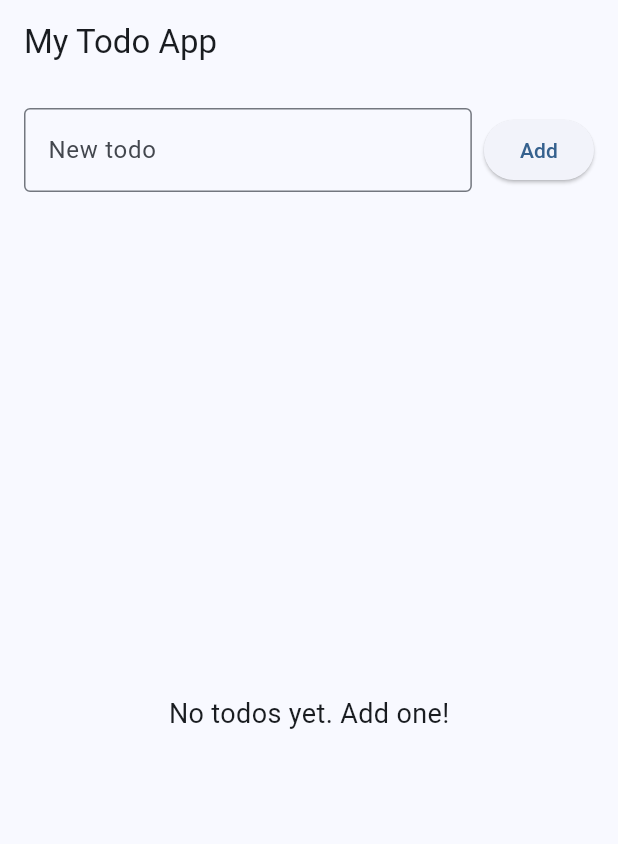
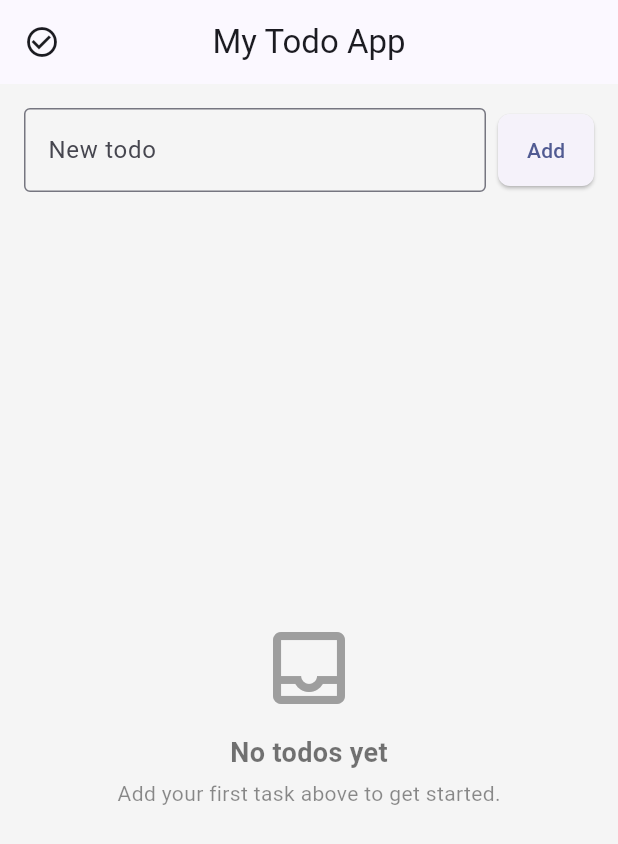
Before and after one commit to kasbadji/flutter_todoList, a Flutter app: the screen it shows after launch, on a phone screen of 412 x 824 dp. Shown: the top 844 px of the screen. Run offline on Flutter 3.47's test engine with Material 3 defaults, Android fonts, the phone set to English and light mode, and no system bars.

Commit message:
structure project, input+add button, checkbox, delete button, UI

```diff
--- a/lib/main.dart
+++ b/lib/main.dart
@@ -13,10 +13,23 @@ class MyApp extends StatelessWidget {
     return MaterialApp(
       debugShowCheckedModeBanner: false,
       title: 'Todo App',
-      theme: ThemeData(
-        colorScheme: ColorScheme.fromSeed(seedColor: Colors.blue),
-        useMaterial3: true,
-      ),
+        theme: ThemeData(
+          useMaterial3: true,
+          colorScheme: ColorScheme.fromSeed(seedColor: Colors.indigo),
+          scaffoldBackgroundColor: const Color(0xFFF5F5F5),
+          appBarTheme: const AppBarTheme(
+            centerTitle: true,
+            elevation: 0,
+          ),
+          elevatedButtonTheme: ElevatedButtonThemeData(
+            style: ElevatedButton.styleFrom(
+              padding: const EdgeInsets.symmetric(horizontal: 16, vertical: 14),
+              shape: RoundedRectangleBorder(
+                borderRadius: BorderRadius.circular(8),
+              ),
+            ),
+          ),
+        ),
       home: const HomeScreen(title: 'My Todo App'),
     );
   }
--- a/lib/screens/home_screen.dart
+++ b/lib/screens/home_screen.dart
@@ -52,39 +52,33 @@ class _HomeScreenState extends State<HomeScreen> {
   Widget build(BuildContext context) {
     return Scaffold(
       appBar: AppBar(
-        title: Text(widget.title), // access the prop from the widget
+        title: Text(widget.title),
+        leading: const Icon(Icons.check_circle_outline),
       ),
-      body: Padding(
+      body: SafeArea(
+        child: Padding(
           padding: const EdgeInsets.all(16.0),
           child: Column(
             children: [
-            Row(
-              children: [
-                Expanded(
-                  child: TodoInput(
+              TodoInput(
                 controller: _textController,
-                    onAdd: _addTodo
-                  ),
-                ),
-              ],
+                onAdd: _addTodo,
               ),
               const SizedBox(height: 16),
               Expanded(
                 child: _todos.isEmpty
-                  ? const Center(
-                      child: Text(
-                        'No todos yet. Add one!',
-                        style: TextStyle(fontSize: 18),
-                      ),
-                    )
+                    ? const _EmptyState()
                     : ListView.builder(
                         itemCount: _todos.length,
                         itemBuilder: (context, index) {
                           final todo = _todos[index];
-                        return TodoListItem(
+                          return Padding(
+                            padding: const EdgeInsets.only(bottom: 8.0),
+                            child: TodoListItem(
                               todo: todo,
                               onToggleCompleted: () => _toggleTodoCompleted(todo),
                               onDelete: () => _removeTodoAt(index),
+                            ),
                           );
                         },
                       ),
@@ -92,6 +86,42 @@ class _HomeScreenState extends State<HomeScreen> {
             ],
           ),
         ),
+      ),
     );
   }
 }
+
+
+class _EmptyState extends StatelessWidget {
+  const _EmptyState();
+
+  @override
+  Widget build(BuildContext context) {
+    return Center(
+      child: Column(
+        mainAxisSize: MainAxisSize.min,
+        children: const [
+          Icon(
+            Icons.inbox_outlined,
+            size: 64,
+            color: Colors.grey,
+          ),
+          SizedBox(height: 12),
+          Text(
+            'No todos yet',
+            style: TextStyle(
+              fontSize: 18,
+              fontWeight: FontWeight.w600,
+              color: Colors.black54,
+            ),
+          ),
+          SizedBox(height: 4),
+          Text(
+            'Add your first task above to get started.',
+            style: TextStyle(color: Colors.black45),
+          ),
+        ],
+      ),
+    );
+  }
+}
```
Also changed, not shown: lib/widgets/todo_list_item.dart (+17 -4 lines). Lines whose indentation alone changed are shown as unchanged.
